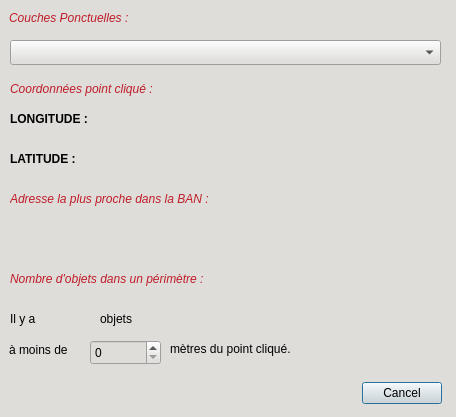
The window that plugin_basique_dialog_base.ui (gamartouille/plugin_qgis_basique) describes before a commit, drawn with Qt 5.
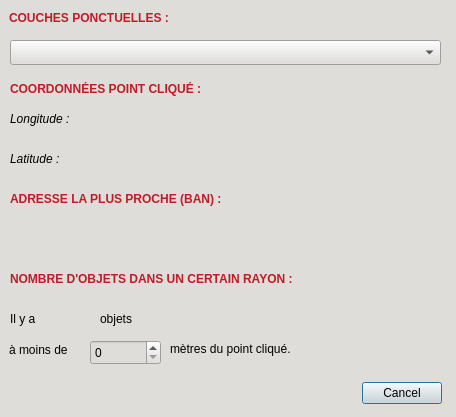
The same window after the commit.

```diff
--- a/plugin_basique_dialog_base.ui
+++ b/plugin_basique_dialog_base.ui
@@ -48,7 +48,7 @@
     <rect>
      <x>9</x>
      <y>9</y>
-     <width>141</width>
+     <width>191</width>
      <height>18</height>
     </rect>
    </property>
@@ -58,7 +58,7 @@
     </font>
    </property>
    <property name="text">
-    <string>&lt;html&gt;&lt;head/&gt;&lt;body&gt;&lt;p&gt;&lt;span style=&quot; color:#c01c28;&quot;&gt;Couches Ponctuelles :&lt;/span&gt;&lt;/p&gt;&lt;/body&gt;&lt;/html&gt;</string>
+    <string>&lt;html&gt;&lt;head/&gt;&lt;body&gt;&lt;p&gt;&lt;span style=&quot; font-weight:700; font-style:normal; color:#c01c28;&quot;&gt;COUCHES PONCTUELLES :&lt;/span&gt;&lt;/p&gt;&lt;/body&gt;&lt;/html&gt;</string>
    </property>
   </widget>
   <widget class="QLabel" name="coords">
@@ -66,7 +66,7 @@
     <rect>
      <x>10</x>
      <y>80</y>
-     <width>173</width>
+     <width>231</width>
      <height>18</height>
     </rect>
    </property>
@@ -76,7 +76,7 @@
     </font>
    </property>
    <property name="text">
-    <string>&lt;html&gt;&lt;head/&gt;&lt;body&gt;&lt;p&gt;&lt;span style=&quot; color:#c01c28;&quot;&gt;Coordonnées point cliqué :&lt;/span&gt;&lt;/p&gt;&lt;/body&gt;&lt;/html&gt;</string>
+    <string>&lt;html&gt;&lt;head/&gt;&lt;body&gt;&lt;p&gt;&lt;span style=&quot; font-weight:700; font-style:normal; color:#c01c28;&quot;&gt;COORDONNÉES POINT CLIQUÉ :&lt;/span&gt;&lt;/p&gt;&lt;/body&gt;&lt;/html&gt;</string>
    </property>
   </widget>
   <widget class="QLabel" name="longitude">
@@ -94,7 +94,7 @@
     </font>
    </property>
    <property name="text">
-    <string>LONGITUDE :</string>
+    <string>&lt;html&gt;&lt;head/&gt;&lt;body&gt;&lt;p&gt;&lt;span style=&quot; font-weight:400; font-style:italic;&quot;&gt;Longitude :&lt;/span&gt;&lt;/p&gt;&lt;/body&gt;&lt;/html&gt;</string>
    </property>
   </widget>
   <widget class="QLabel" name="latitude">
@@ -112,7 +112,7 @@
     </font>
    </property>
    <property name="text">
-    <string>LATITUDE :</string>
+    <string>&lt;html&gt;&lt;head/&gt;&lt;body&gt;&lt;p&gt;&lt;span style=&quot; font-weight:400; font-style:italic;&quot;&gt;Latitude : &lt;/span&gt;&lt;/p&gt;&lt;/body&gt;&lt;/html&gt;</string>
    </property>
   </widget>
   <widget class="QLabel" name="adresse">
@@ -120,7 +120,7 @@
     <rect>
      <x>10</x>
      <y>190</y>
-     <width>236</width>
+     <width>251</width>
      <height>18</height>
     </rect>
    </property>
@@ -130,7 +130,7 @@
     </font>
    </property>
    <property name="text">
-    <string>&lt;html&gt;&lt;head/&gt;&lt;body&gt;&lt;p&gt;&lt;span style=&quot; color:#c01c28;&quot;&gt;Adresse la plus proche dans la BAN :&lt;/span&gt;&lt;/p&gt;&lt;/body&gt;&lt;/html&gt;</string>
+    <string>&lt;html&gt;&lt;head/&gt;&lt;body&gt;&lt;p&gt;&lt;span style=&quot; font-weight:700; font-style:normal; color:#c01c28;&quot;&gt;ADRESSE LA PLUS PROCHE (BAN) :&lt;/span&gt;&lt;/p&gt;&lt;/body&gt;&lt;/html&gt;</string>
    </property>
   </widget>
   <widget class="QLabel" name="nombreLabel">
@@ -138,7 +138,7 @@
     <rect>
      <x>10</x>
      <y>270</y>
-     <width>237</width>
+     <width>351</width>
      <height>18</height>
     </rect>
    </property>
@@ -148,7 +148,7 @@
     </font>
    </property>
    <property name="text">
-    <string>&lt;html&gt;&lt;head/&gt;&lt;body&gt;&lt;p&gt;&lt;span style=&quot; color:#c01c28;&quot;&gt;Nombre d'objets dans un périmètre :&lt;/span&gt;&lt;/p&gt;&lt;/body&gt;&lt;/html&gt;</string>
+    <string>&lt;html&gt;&lt;head/&gt;&lt;body&gt;&lt;p&gt;&lt;span style=&quot; font-weight:700; font-style:normal; color:#c01c28;&quot;&gt;NOMBRE D'OBJETS DANS UN CERTAIN RAYON :&lt;/span&gt;&lt;/p&gt;&lt;/body&gt;&lt;/html&gt;</string>
    </property>
   </widget>
   <widget class="QSpinBox" name="perimetreBox">
```
